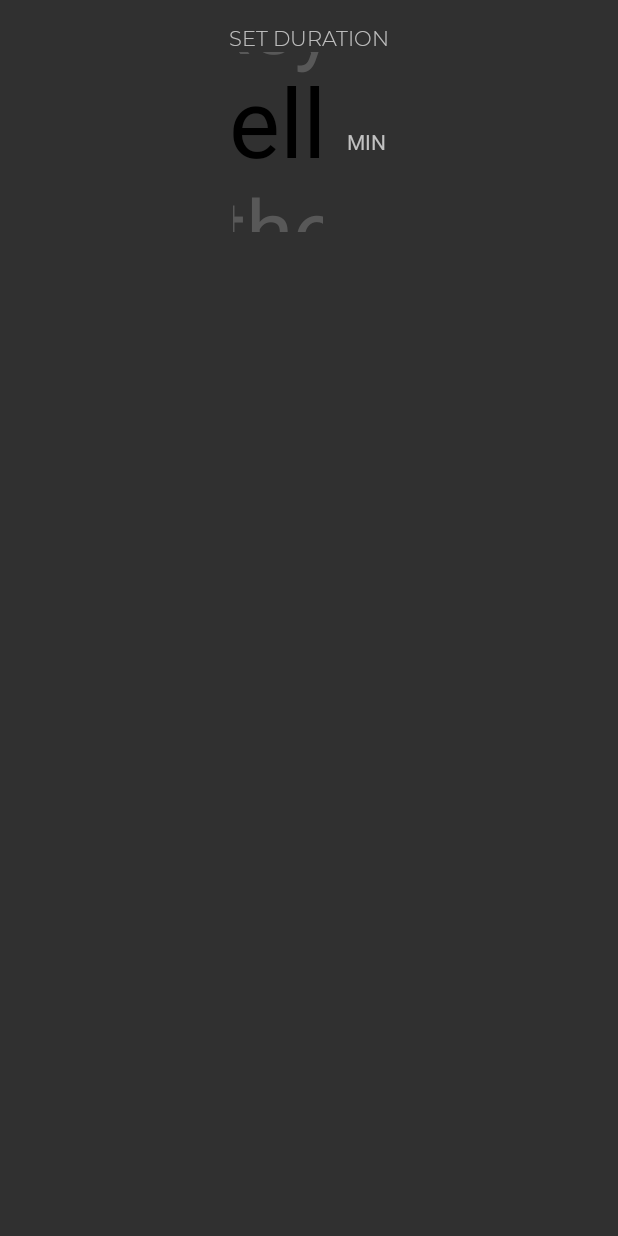
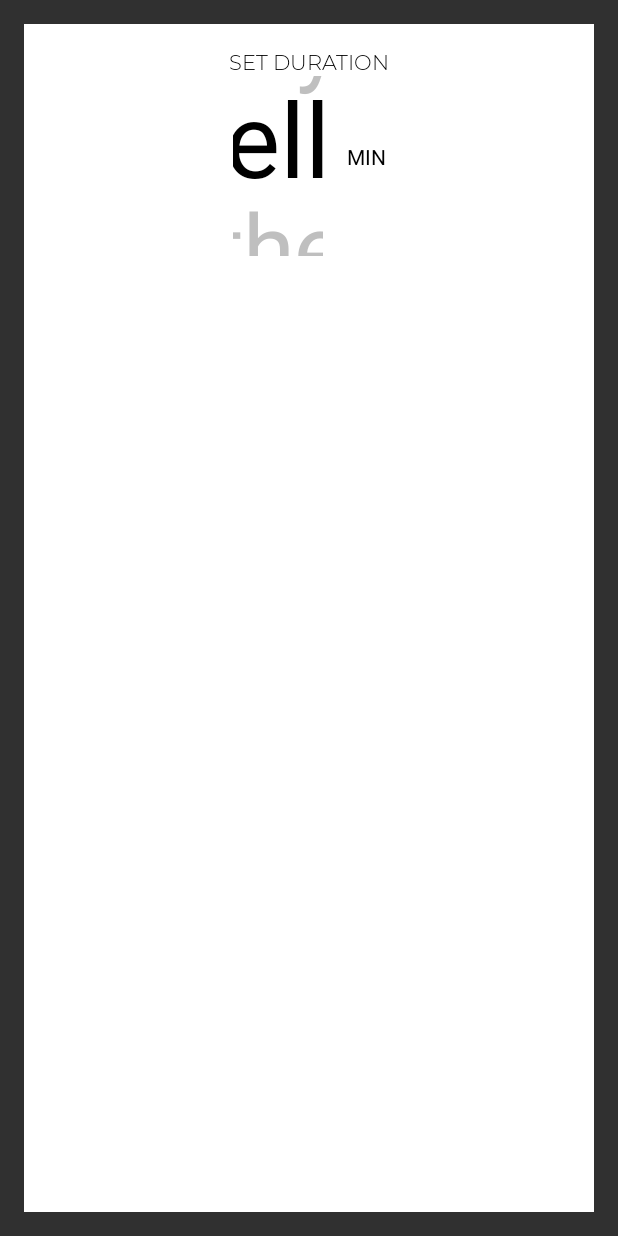
Before and after one commit to haciim/study_buddy_2020, an Android app: the layout time_select_view.xml on its own in the app's theme, with its tools: preview values and no code run, on a phone screen of 412 x 824 dp. Run offline under Robolectric (Android 15) with nearby library versions, the phone set to English and light mode, and no system bars.

Commit message:
added time select view

```diff
--- a/app/src/main/java/studyBuddy/SliderView.java
+++ b/app/src/main/java/studyBuddy/SliderView.java
@@ -25,6 +25,7 @@ public class SliderView extends LinearLayoutCompat {
     private int offsetHeight;
 
     private float textHeight;
+    private int textIntervalDistance;
 
     private Paint textPaintPrimary = new Paint();
     private Paint textPaintBackground = new Paint();
@@ -37,7 +38,8 @@ public class SliderView extends LinearLayoutCompat {
         entries.add("the");
         entries.add("monkeybank");
         offsetHeight = 128;
-        textHeight = 96.0f;
+        textHeight = 96.0f + 8;
+        textIntervalDistance = (int)textHeight;
         textPaintPrimary.setColor(ContextCompat.getColor(ctx, R.color.black));
         textPaintPrimary.setTextSize(textHeight);
         textPaintPrimary.setTextAlign(Paint.Align.CENTER);
@@ -64,11 +66,11 @@ public class SliderView extends LinearLayoutCompat {
         int offset = (int)(offsetHeight * (centerIndex - offsetValue + 0.5));
         centerIndex += entries.size();
         int centerPoint = getHeight() / 2 - (int)(textHeight / 2);
-        canvas.drawText(entries.get((centerIndex - 2) % entries.size()), getWidth() / 2.0f, centerPoint - (textHeight + 8) * 2 + offset, textPaintBackground);
-        canvas.drawText(entries.get((centerIndex - 1) % entries.size()), getWidth() / 2.0f, centerPoint - (textHeight + 8) + offset, textPaintBackground);
+        canvas.drawText(entries.get((centerIndex - 2) % entries.size()), getWidth() / 2.0f, centerPoint - (textIntervalDistance) * 2 + offset, textPaintBackground);
+        canvas.drawText(entries.get((centerIndex - 1) % entries.size()), getWidth() / 2.0f, centerPoint - (textIntervalDistance) + offset, textPaintBackground);
         canvas.drawText(entries.get(centerIndex % entries.size()), getWidth() / 2.0f, centerPoint + offset, textPaintPrimary);
-        canvas.drawText(entries.get((centerIndex + 1) % entries.size()), getWidth() / 2.0f, centerPoint + (textHeight + 8) + offset, textPaintBackground);
-        canvas.drawText(entries.get((centerIndex + 2) % entries.size()), getWidth() / 2.0f, centerPoint + (textHeight + 8) * 2 + offset, textPaintBackground);
+        canvas.drawText(entries.get((centerIndex + 1) % entries.size()), getWidth() / 2.0f, centerPoint + (textIntervalDistance) + offset, textPaintBackground);
+        canvas.drawText(entries.get((centerIndex + 2) % entries.size()), getWidth() / 2.0f, centerPoint + (textIntervalDistance) * 2 + offset, textPaintBackground);
         super.onDraw(canvas);
 
         // set the top margin on the top view?
@@ -87,6 +89,15 @@ public class SliderView extends LinearLayoutCompat {
         entries = newEntries;
     }
 
+    public void setTextHeight(float textHeight) {
+        this.textHeight = textHeight;
+        postInvalidate();
+    }
+
+    public void setTextIntervalDistance(int textIntervalDistance) {
+        this.textIntervalDistance = textIntervalDistance;
+    }
+
     /**
      * Modifies the offset of the slider view in response to (for instance) a touch event.
      * @param deltaY - The change in position along the y axis.
@@ -99,12 +110,7 @@ public class SliderView extends LinearLayoutCompat {
         postInvalidate();
     }
 
-    /**
-     * Directly sets the slider value to a new index.
-     * @param index - The index which we are setting the slider value to.
-     */
-    public void setIndex(int index) {
-        offsetValue = (index % entries.size());
+    public void roundIndex() {
+        offsetValue = Math.round(offsetValue);
     }
-
 }
--- a/app/src/main/res/layout/time_select_view.xml
+++ b/app/src/main/res/layout/time_select_view.xml
@@ -2,6 +2,8 @@
 <androidx.constraintlayout.widget.ConstraintLayout xmlns:android="http://schemas.android.com/apk/res/android"
     android:layout_width="match_parent"
     android:layout_height="match_parent"
+    android:layout_margin="16dp"
+    android:background="@color/white"
     xmlns:app="http://schemas.android.com/apk/res-auto">
 
     <TextView
@@ -13,7 +15,8 @@
         app:layout_constraintTop_toTopOf="parent"
         android:layout_marginTop="16dp"
         android:fontFamily="@font/montserrat_light"
-        android:text="@string/set_time" />
+        android:text="@string/set_time"
+        android:textColor="@color/black"/>
 
     <LinearLayout
         android:layout_width="wrap_content"
@@ -38,7 +41,9 @@
         <TextView
             android:layout_width="wrap_content"
             android:layout_height="wrap_content"
+            android:layout_marginTop="-6dp"
             android:text="@string/min"
+            android:textColor="@color/black"
             />
 
     </LinearLayout>
```
Also changed, not shown: app/src/main/java/studyBuddy/TimeSelectView.java (added, +61 -0 lines).
